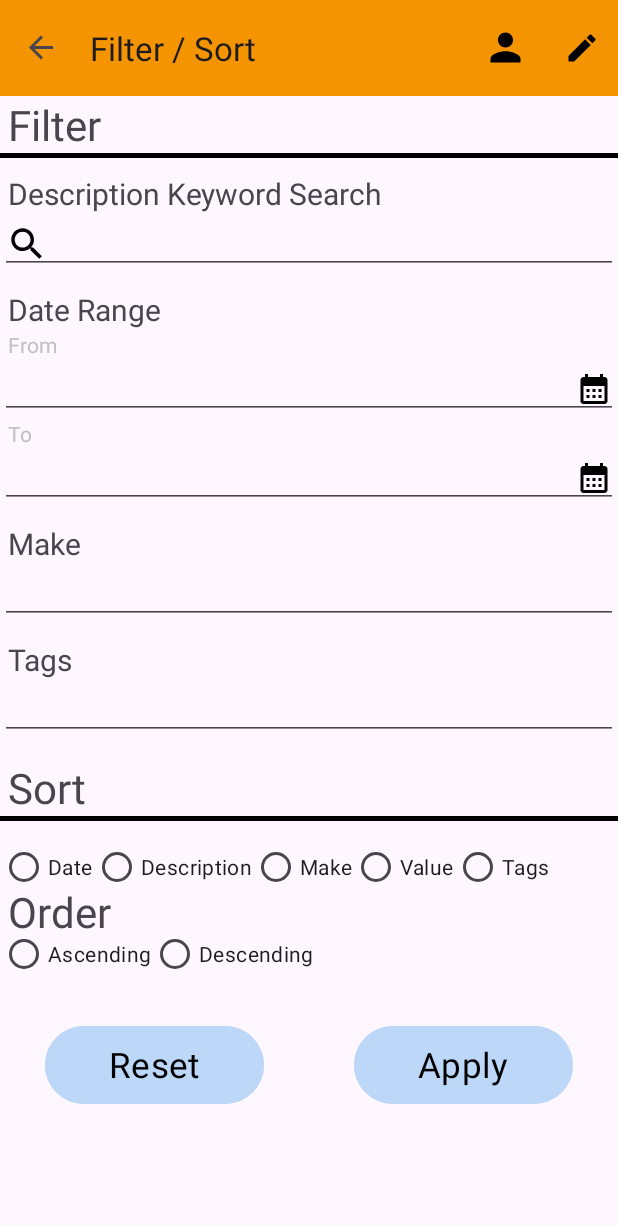
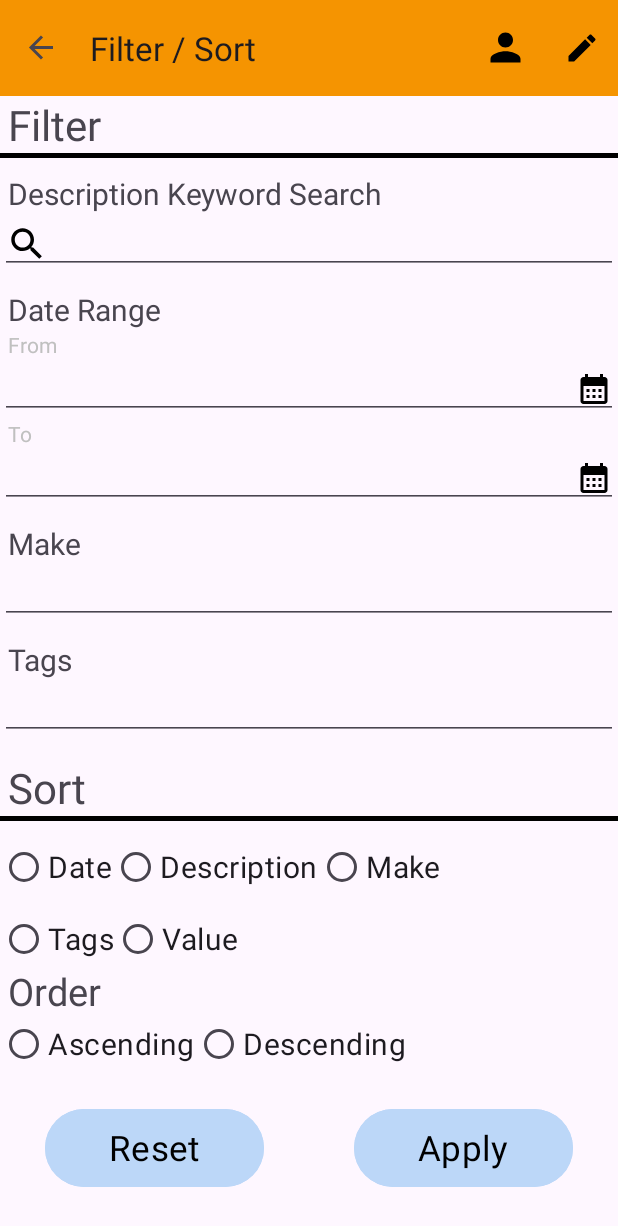
Before and after one commit to CMPUT301F23T21/EZVault, an Android app: the FilterFragment screen opened through its navigation route, on a phone screen of 412 x 824 dp. Shown: the top 1226 px of the screen. Run offline under Robolectric (Android 15) with nearby library versions, the phone set to English and light mode, and no system bars; our stand-ins replace Dagger/Hilt's generated code, navigation-ui; Roboto replaces fonts that are not available here; 11 statements that could not run were skipped.

Commit message:
Made sort UI Radiobutton text bigger

```diff
--- a/app/src/main/res/layout/fragment_filter.xml
+++ b/app/src/main/res/layout/fragment_filter.xml
@@ -139,10 +139,10 @@
             android:layout_height="wrap_content"
             android:text="Order"
             android:fontFamily="@font/fredoka_one"
-            android:textSize="28sp"
+            android:textSize="25sp"
             android:layout_marginStart="5dp"
             android:layout_below="@id/edittext_filter_tags"
-            android:layout_marginTop="95dp"
+            android:layout_marginTop="150dp"
             />
 
         <View
@@ -176,31 +176,49 @@
                 android:id="@+id/sort_by_date"
                 android:layout_width="wrap_content"
                 android:layout_height="wrap_content"
-                android:text="Date"/>
+                android:text="Date"
+                android:textSize="20dp"/>
 
             <RadioButton
                 android:id="@+id/sort_by_description"
                 android:layout_width="wrap_content"
                 android:layout_height="wrap_content"
-                android:text="Description"/>
+                android:text="Description"
+                android:textSize="20dp"/>
 
             <RadioButton
                 android:id="@+id/sort_by_make"
                 android:layout_width="wrap_content"
                 android:layout_height="wrap_content"
-                android:text="Make"/>
+                android:text="Make"
+                android:textSize="20dp"/>
+
+
+
+
+        </RadioGroup>
+
+        <RadioGroup
+            android:layout_width="match_parent"
+            android:layout_height="wrap_content"
+            android:layout_below="@+id/sort_field_group"
+            android:orientation="horizontal">
+
+            <RadioButton
+            android:id="@+id/sort_by_tags"
+            android:layout_width="wrap_content"
+            android:layout_height="wrap_content"
+            android:text="Tags"
+                android:textSize="20dp"/>
 
             <RadioButton
                 android:id="@+id/sort_by_value"
                 android:layout_width="wrap_content"
                 android:layout_height="wrap_content"
-                android:text="Value"/>
+                android:text="Value"
+                android:textSize="20dp"
+                />
 
-            <RadioButton
-                android:id="@+id/sort_by_tags"
-                android:layout_width="wrap_content"
-                android:layout_height="wrap_content"
-                android:text="Tags"/>
         </RadioGroup>
 
         <RadioGroup
@@ -209,19 +227,21 @@
             android:layout_height="wrap_content"
             android:orientation="horizontal"
             android:layout_below="@id/sort_field_group"
-            android:layout_marginTop="10dp">
+            android:layout_marginTop="70dp">
 
             <RadioButton
                 android:id="@+id/sort_ascending"
                 android:layout_width="wrap_content"
                 android:layout_height="wrap_content"
-                android:text="Ascending"/>
+                android:text="Ascending"
+                android:textSize="20dp"/>
 
             <RadioButton
                 android:id="@+id/sort_descending"
                 android:layout_width="wrap_content"
                 android:layout_height="wrap_content"
-                android:text="Descending"/>
+                android:text="Descending"
+                android:textSize="20dp"/>
         </RadioGroup>
 
         <LinearLayout
@@ -229,7 +249,7 @@
             android:layout_height="wrap_content"
             android:orientation="horizontal"
             android:layout_below="@+id/sort_order_group"
-            android:layout_marginTop="20dp"
+            android:layout_marginTop="15dp"
             tools:ignore="NotSibling">
 
             <Button
```
